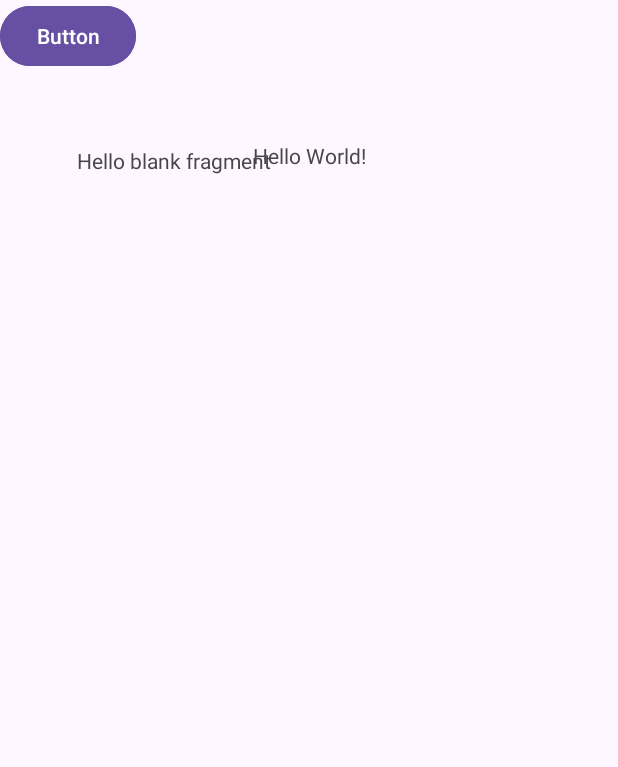
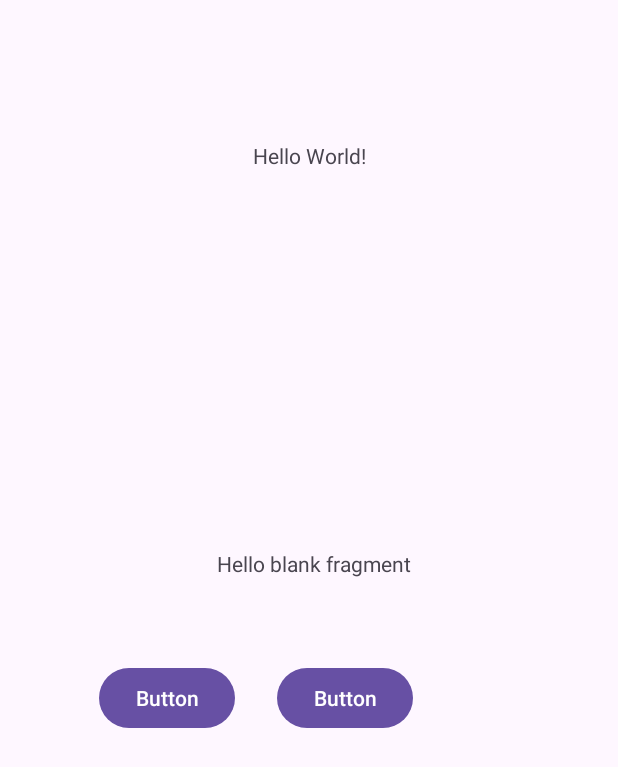
Before and after one commit to M99nie/Lab-Rab-Development, an Android app: the screen it shows after launch (MainActivity), on a phone screen of 412 x 824 dp. Shown: the top 767 px of the screen. Run offline under Robolectric (Android 15) with nearby library versions, the phone set to English and light mode, and no system bars.

Commit message:
4
Задал объектам положения относительно друг друга. Теперь кнопки перестали забиваться в угол

```diff
--- a/LabRab1/app/src/main/res/layout/activity_main.xml
+++ b/LabRab1/app/src/main/res/layout/activity_main.xml
@@ -5,7 +5,9 @@
     android:id="@+id/main"
     android:layout_width="match_parent"
     android:layout_height="match_parent"
-    tools:context=".MainActivity">
+    android:visibility="visible"
+    tools:context=".MainActivity"
+    tools:visibility="visible">
 
     <TextView
         android:id="@+id/textView"
@@ -21,9 +23,11 @@
     <androidx.fragment.app.FragmentContainerView
         android:id="@+id/fragmentContainerView"
         android:name="com.example.labrab1.Imya"
-        android:layout_width="232dp"
-        android:layout_height="213dp"
-        tools:layout_editor_absoluteX="89dp"
-        tools:layout_editor_absoluteY="219dp" />
+        android:layout_width="286dp"
+        android:layout_height="492dp"
+        android:layout_marginTop="16dp"
+        android:layout_marginEnd="60dp"
+        app:layout_constraintEnd_toEndOf="parent"
+        app:layout_constraintTop_toBottomOf="@+id/textView" />
 
 </androidx.constraintlayout.widget.ConstraintLayout>
--- a/LabRab1/app/src/main/res/layout/fragment_imya.xml
+++ b/LabRab1/app/src/main/res/layout/fragment_imya.xml
@@ -1,14 +1,17 @@
 <?xml version="1.0" encoding="utf-8"?>
 <androidx.constraintlayout.widget.ConstraintLayout xmlns:android="http://schemas.android.com/apk/res/android"
+    xmlns:app="http://schemas.android.com/apk/res-auto"
     xmlns:tools="http://schemas.android.com/tools"
     android:layout_width="match_parent"
     android:layout_height="match_parent"
-    xmlns:app="http://schemas.android.com/apk/res-auto"
-    tools:context=".Imya">
+    android:visibility="visible"
+    tools:context=".Imya"
+    tools:visibility="visible">
 
     <!-- TODO: Update blank fragment layout -->
 
     <TextView
+        android:id="@+id/textView2"
         android:layout_width="wrap_content"
         android:layout_height="wrap_content"
         android:text="@string/hello_blank_fragment"
@@ -21,16 +24,19 @@
         android:id="@+id/button3"
         android:layout_width="wrap_content"
         android:layout_height="wrap_content"
+        android:layout_marginTop="56dp"
         android:text="Button"
-        tools:layout_editor_absoluteX="55dp"
-        tools:layout_editor_absoluteY="460dp" />
+        app:layout_constraintTop_toBottomOf="@+id/textView2"
+        tools:layout_editor_absoluteX="78dp" />
 
     <Button
         android:id="@+id/button4"
         android:layout_width="wrap_content"
         android:layout_height="wrap_content"
+        android:layout_marginStart="28dp"
+        android:layout_marginTop="56dp"
         android:text="Button"
-        tools:layout_editor_absoluteX="243dp"
-        tools:layout_editor_absoluteY="460dp" />
+        app:layout_constraintStart_toEndOf="@+id/button3"
+        app:layout_constraintTop_toBottomOf="@+id/textView2" />
 
 </androidx.constraintlayout.widget.ConstraintLayout>
```
